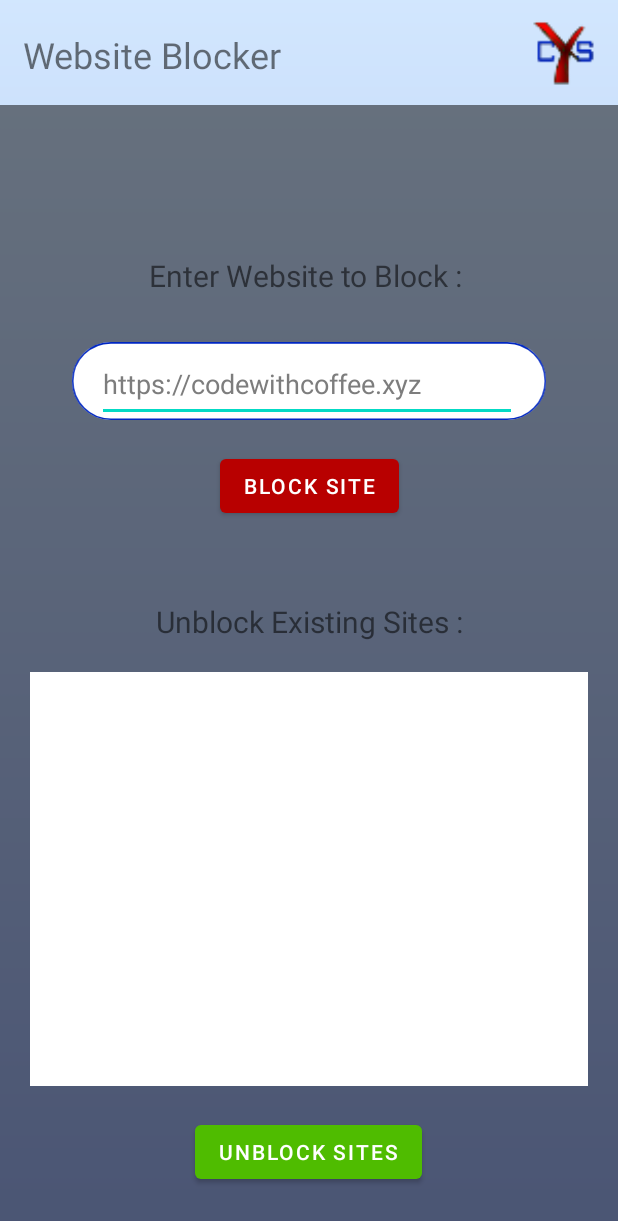
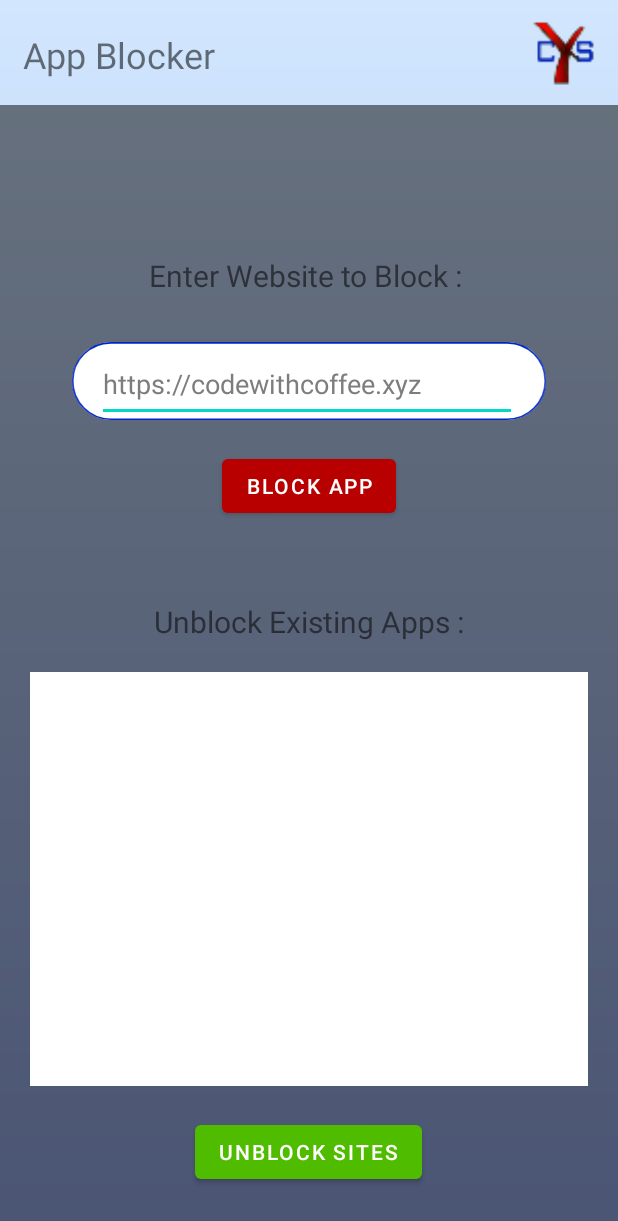
Before and after one commit to Code-with-coffee1/cysproject, an Android app: the AppBlocking screen opened directly, with no data from a screen before it, on a phone screen of 412 x 824 dp. Shown: the top 1221 px of the screen. Run offline under Robolectric (Android 15) with nearby library versions, the phone set to English and light mode, and no system bars.

```diff
--- a/app/src/main/res/layout/activity_app_blocking.xml
+++ b/app/src/main/res/layout/activity_app_blocking.xml
@@ -22,7 +22,7 @@
         android:layout_marginStart="15dp"
         android:layout_marginLeft="15dp"
         android:layout_marginTop="20dp"
-        android:text="Website Blocker"
+        android:text="App Blocker"
         android:textSize="24sp"
         app:layout_constraintStart_toStartOf="parent"
         app:layout_constraintTop_toTopOf="parent" />
@@ -78,11 +78,11 @@
         app:layout_constraintTop_toTopOf="@+id/input_web" />
 
     <Button
-        android:id="@+id/block_butt"
+        android:id="@+id/App_block_butt"
         android:layout_width="wrap_content"
         android:layout_height="wrap_content"
         android:layout_marginTop="20dp"
-        android:text="Block Site"
+        android:text="Block App"
         app:backgroundTint="#B80000"
         app:layout_constraintEnd_toEndOf="parent"
         app:layout_constraintStart_toStartOf="parent"
@@ -94,7 +94,7 @@
         android:layout_width="wrap_content"
         android:layout_height="wrap_content"
         android:layout_marginBottom="20dp"
-        android:text="Unblock Existing Sites :"
+        android:text="Unblock Existing Apps :"
         android:textSize="20sp"
         app:layout_constraintBottom_toTopOf="@+id/constraintLayout"
         app:layout_constraintEnd_toEndOf="parent"
@@ -125,7 +125,7 @@
         app:layout_constraintBottom_toBottomOf="@+id/bl_bg"
         app:layout_constraintEnd_toEndOf="parent"
         app:layout_constraintStart_toStartOf="parent"
-        app:layout_constraintTop_toBottomOf="@+id/block_butt">
+        app:layout_constraintTop_toBottomOf="@+id/App_block_butt">
 
         <ImageView
             android:id="@+id/white_bg"
```
Also changed, not shown: app/src/main/AndroidManifest.xml (+7 -2 lines), app/src/main/java/xyz/codewithcoffee/cyc_app/Home_page.java (added, +14 -0 lines), app/src/main/res/layout/activity_home_page.xml (added, +9 -0 lines).
